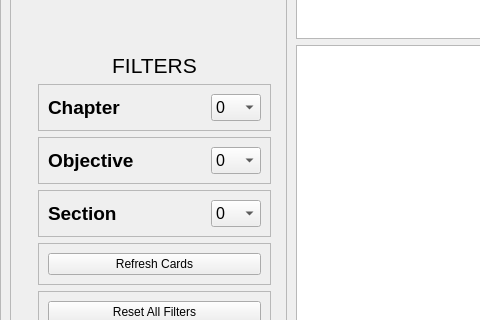
j-chisholm/ISTQB-Flashcards, file pyqt_ui.ui: the form before one commit; both pictures show x 0 to 480 and y 110 to 430 of the 1100 by 650 pixel window.
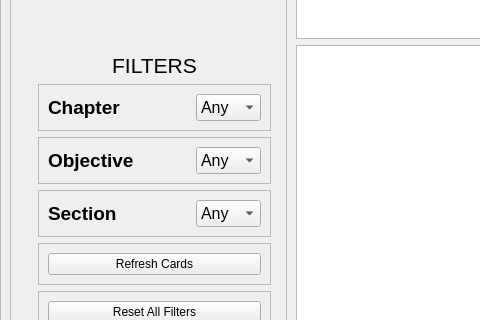
The form after the commit.

What changed in the file:
```diff
--- a/pyqt_ui.ui
+++ b/pyqt_ui.ui
@@ -270,7 +270,7 @@
                   <widget class="QComboBox" name="chapter_combobox">
                    <property name="minimumSize">
                     <size>
-                     <width>0</width>
+                     <width>65</width>
                      <height>0</height>
                     </size>
                    </property>
@@ -286,6 +286,11 @@
                      <bold>false</bold>
                     </font>
                    </property>
+                   <item>
+                    <property name="text">
+                     <string>Any</string>
+                    </property>
+                   </item>
                    <item>
                     <property name="text">
                      <string>0</string>
@@ -372,7 +377,7 @@
                   <widget class="QComboBox" name="objective_combobox">
                    <property name="minimumSize">
                     <size>
-                     <width>0</width>
+                     <width>65</width>
                      <height>0</height>
                     </size>
                    </property>
@@ -388,6 +393,11 @@
                      <bold>false</bold>
                     </font>
                    </property>
+                   <item>
+                    <property name="text">
+                     <string>Any</string>
+                    </property>
+                   </item>
                    <item>
                     <property name="text">
                      <string>0</string>
@@ -474,7 +484,7 @@
                   <widget class="QComboBox" name="section_combobox">
                    <property name="minimumSize">
                     <size>
-                     <width>0</width>
+                     <width>65</width>
                      <height>0</height>
                     </size>
                    </property>
@@ -490,6 +500,11 @@
                      <bold>false</bold>
                     </font>
                    </property>
+                   <item>
+                    <property name="text">
+                     <string>Any</string>
+                    </property>
+                   </item>
                    <item>
                     <property name="text">
                      <string>0</string>
```
